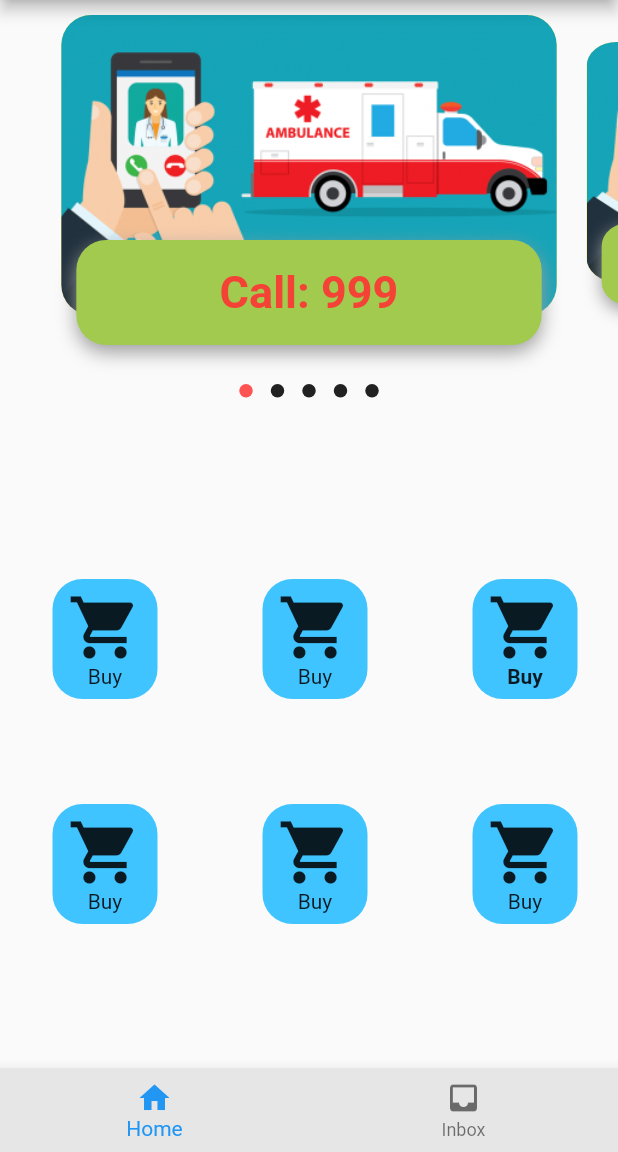
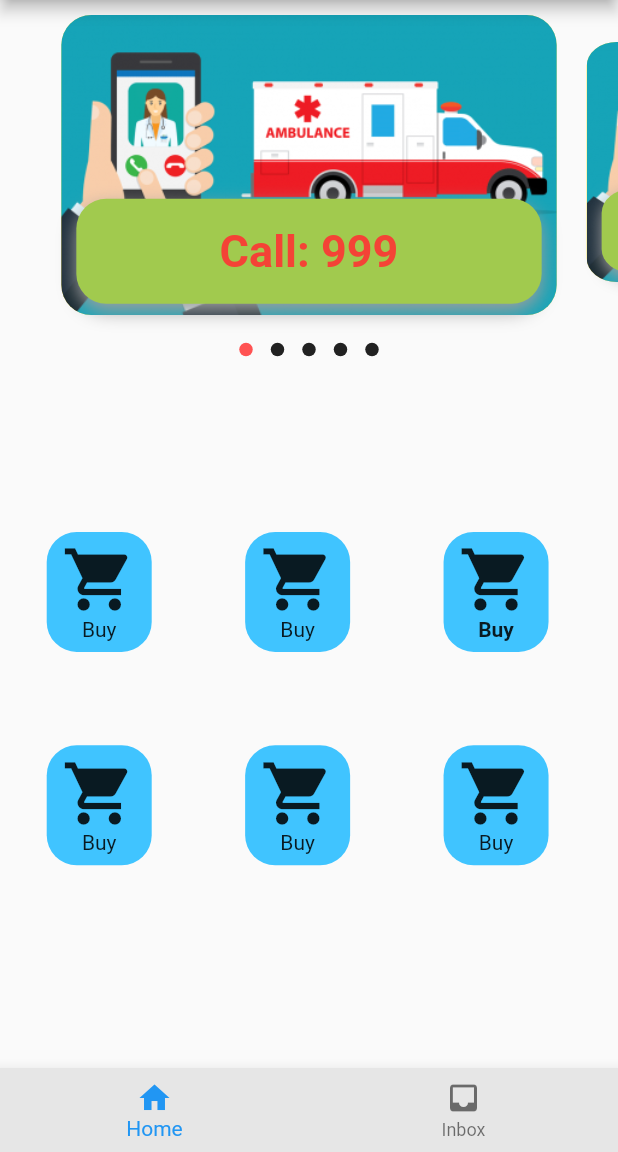
Before and after one commit to OmarFarukMaruf/Flutter-halpmate-app, a Flutter app: the screen it shows after launch, on a phone screen of 412 x 824 dp, the part 84-1236 px from its top. Run offline on Flutter 3.47's test engine with Material 2 defaults, Android fonts, the phone set to English and light mode, and no system bars; drawn by our look-alikes of dots_indicator; our stand-ins replace get; missing offline and left inert: dart:ffi.

Commit message:
part2 updated

```diff
--- a/lib/main.dart
+++ b/lib/main.dart
@@ -1,7 +1,20 @@
 import 'package:flutter/material.dart';
+import 'package:get/get.dart';
 import 'package:help_app/ui/homepage.dart';
 
-void main() => runApp(new MaterialApp(
-      debugShowCheckedModeBanner: false,
+void main() {
+  runApp(const MyApp());
+}
+
+class MyApp extends StatelessWidget {
+  const MyApp({Key? key}) : super(key: key);
+
+  @override
+  Widget build(BuildContext context) {
+    return GetMaterialApp(
+      title: 'HELPMATE',
+      theme: ThemeData(primarySwatch: Colors.blue),
       home: MainPage(),
-    ));
+    );
+  }
+}
--- a/lib/ui/homepage.dart
+++ b/lib/ui/homepage.dart
@@ -12,6 +12,8 @@ class MainPage extends StatefulWidget {
 class _MainPageState extends State<MainPage> {
   @override
   Widget build(BuildContext context) {
+    // print("current height: " + MediaQuery.of(context).size.height.toString());
+    // print("current height: " + MediaQuery.of(context).size.width.toString());
     return Scaffold(
       appBar: AppBar(
         centerTitle: true,
--- a/lib/ui/title_part.dart
+++ b/lib/ui/title_part.dart
@@ -1,11 +1,12 @@
 import 'dart:ffi';
-
 import 'package:dots_indicator/dots_indicator.dart';
 import 'package:flutter/cupertino.dart';
 import 'package:flutter/material.dart';
 import 'package:flutter/src/foundation/key.dart';
 import 'package:flutter/src/widgets/framework.dart';
+import 'package:help_app/utils/dymentions.dart';
 import 'package:help_app/widgets/big_text.dart';
+import 'package:get/get.dart';
 
 class PageTitle extends StatefulWidget {
   const PageTitle({Key? key}) : super(key: key);
@@ -40,7 +41,7 @@ class _PageTitleState extends State<PageTitle> {
       children: [
         //First part tittle container
         Container(
-          height: 250,
+          height: Dymentions.container1,
           child: PageView.builder(
               controller: pageController,
               itemCount: 5,
@@ -63,13 +64,13 @@ class _PageTitleState extends State<PageTitle> {
 
         // 2nd Part of home page
         Container(
-          height: 300,
+          height: Dymentions.container2,
           child: Column(
             children: [
               Row(
                 children: [
                   Padding(
-                    padding: const EdgeInsets.all(35.0),
+                    padding: EdgeInsets.all(Dymentions.iconPadding),
                     child: Container(
                       decoration: BoxDecoration(
                           borderRadius: BorderRadius.circular(20),
@@ -96,7 +97,7 @@ class _PageTitleState extends State<PageTitle> {
                   //SizedBox(width: 50),
 
                   Padding(
-                    padding: const EdgeInsets.all(35.0),
+                    padding: EdgeInsets.all(Dymentions.iconPadding),
                     child: Container(
                       decoration: BoxDecoration(
                           borderRadius: BorderRadius.circular(20),
@@ -121,7 +122,7 @@ class _PageTitleState extends State<PageTitle> {
                   ),
                   //SizedBox(width: 40),
                   Padding(
-                    padding: const EdgeInsets.all(35.0),
+                    padding: EdgeInsets.all(Dymentions.iconPadding),
                     child: Container(
                       decoration: BoxDecoration(
                           borderRadius: BorderRadius.circular(20),
@@ -153,7 +154,7 @@ class _PageTitleState extends State<PageTitle> {
               Row(
                 children: [
                   Padding(
-                    padding: const EdgeInsets.all(35),
+                    padding: EdgeInsets.all(Dymentions.iconPadding),
                     child: Container(
                       decoration: BoxDecoration(
                           borderRadius: BorderRadius.circular(20),
@@ -178,7 +179,7 @@ class _PageTitleState extends State<PageTitle> {
                   ),
                   //SizedBox(width: 50),
                   Padding(
-                    padding: const EdgeInsets.all(35.0),
+                    padding: EdgeInsets.all(Dymentions.iconPadding),
                     child: Container(
                       decoration: BoxDecoration(
                           borderRadius: BorderRadius.circular(20),
@@ -203,7 +204,7 @@ class _PageTitleState extends State<PageTitle> {
                   ),
                   //SizedBox(width: 50),
                   Padding(
-                    padding: const EdgeInsets.all(35.0),
+                    padding: EdgeInsets.all(Dymentions.iconPadding),
                     child: Container(
                       decoration: BoxDecoration(
                           borderRadius: BorderRadius.circular(20),
--- /dev/null
+++ b/lib/utils/dymentions.dart
@@ -0,0 +1,18 @@
+// icon container hight&width
+// icon size
+// icon container padding
+
+import 'package:get/get.dart';
+
+class Dymentions {
+  static double screenHight = Get.context!.height;
+  static double screenwight = Get.context!.width;
+
+  static double container1 = screenHight / 3.704;
+  static double container2 = screenHight / 3.087;
+
+  static double iconPadding = screenHight / 26.46;
+
+
+
+}
--- a/pubspec.yaml
+++ b/pubspec.yaml
@@ -28,6 +28,7 @@ environment:
 # versions available, run `flutter pub outdated`.
 dependencies:
   dots_indicator: ^2.1.0
+  get: ^4.1.4
 
   flutter:
     sdk: flutter
```
Also changed, not shown: pubspec.lock.
